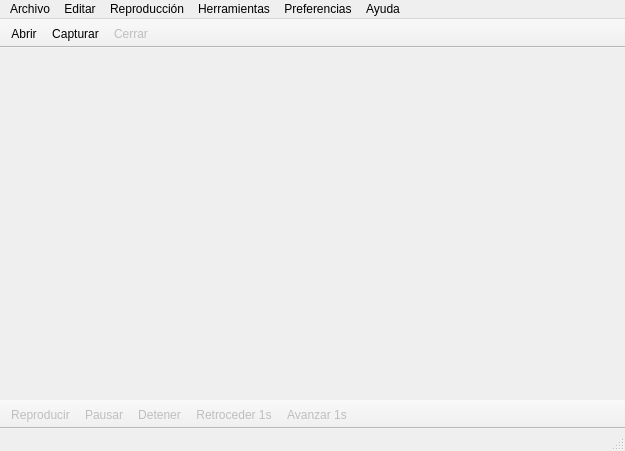
Madh93/Qt5-MoviePlayer, file movieplayer.ui: the form before one commit.
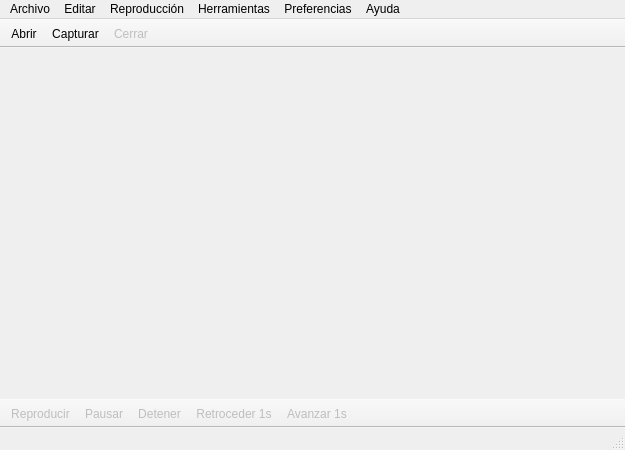
The form after the commit.

Patch:
```diff
--- a/movieplayer.ui
+++ b/movieplayer.ui
@@ -7,7 +7,7 @@
     <x>0</x>
     <y>0</y>
     <width>625</width>
-    <height>451</height>
+    <height>450</height>
    </rect>
   </property>
   <property name="windowTitle">
```
